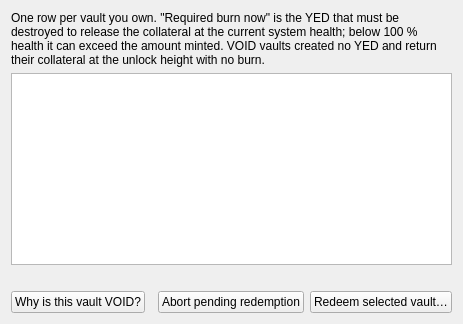
This is src/yellowbackpositions.ui in boyfromcave/yecwallet-dd as Qt 5 draws it before an edit. The edited form follows.
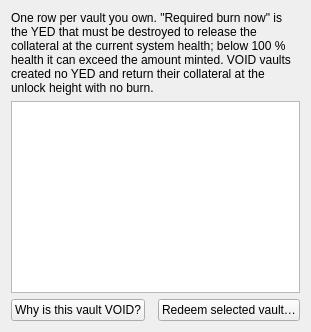
This is the edited form.

What changed in the file:
```diff
--- a/src/yellowbackpositions.ui
+++ b/src/yellowbackpositions.ui
@@ -15,14 +15,10 @@
      <property name="selectionBehavior"><enum>QAbstractItemView::SelectRows</enum></property>
     </widget>
    </item>
-   <item>
-    <widget class="QLabel" name="lblPending"><property name="text"><string/></property><property name="wordWrap"><bool>true</bool></property></widget>
-   </item>
    <item>
     <layout class="QHBoxLayout" name="positionsButtons">
      <item><widget class="QPushButton" name="btnWhyVoid"><property name="text"><string>Why is this vault VOID?</string></property></widget></item>
      <item><spacer name="posSpacerH"><property name="orientation"><enum>Qt::Horizontal</enum></property></spacer></item>
-     <item><widget class="QPushButton" name="btnAbortPending"><property name="text"><string>Abort pending redemption</string></property></widget></item>
      <item><widget class="QPushButton" name="btnRedeem"><property name="text"><string>Redeem selected vault…</string></property></widget></item>
     </layout>
    </item>
```
